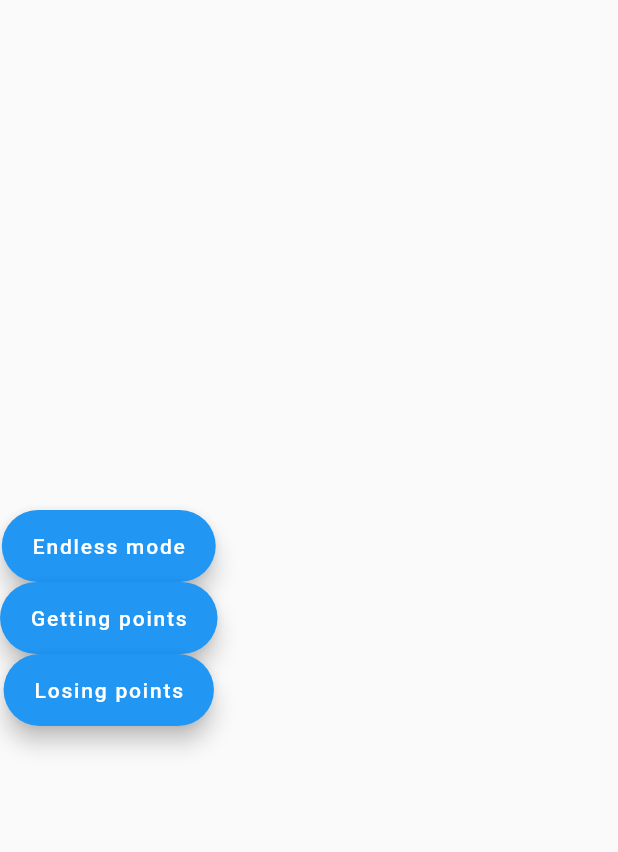
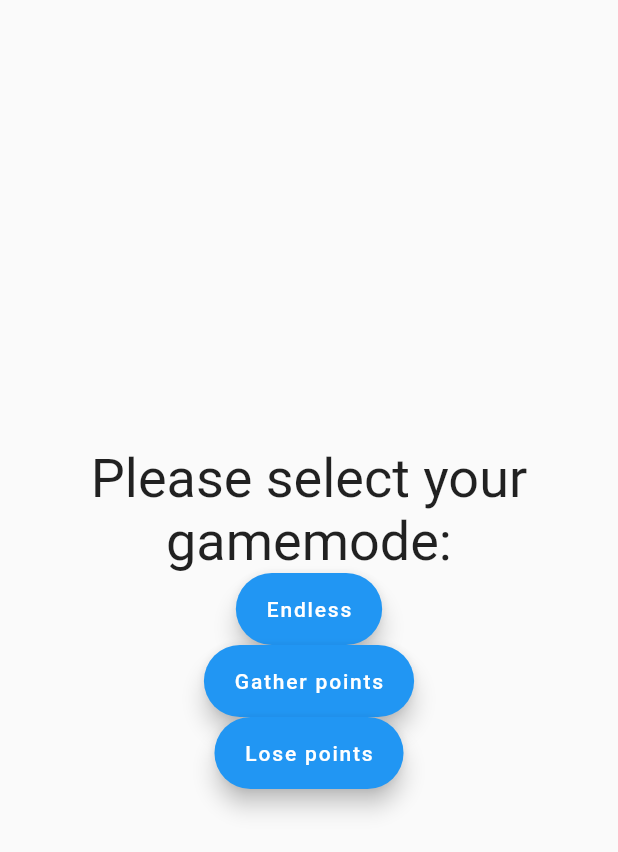
Before and after one commit to slashbored/sr_flutter2, a Flutter app: the modeSelectionPage screen opened directly, on a phone screen of 412 x 824 dp. Shown: the top 852 px of the screen. Run offline on Flutter 3.47's test engine with Material 2 defaults, Android fonts, the phone set to English and light mode, and no system bars; our stand-ins replace bloc, flutter_bloc, shared_preferences; accounts and stored records are empty.

Commit message:
endless mode starting

```diff
--- a/lib/modeSelectionPage.dart
+++ b/lib/modeSelectionPage.dart
@@ -21,6 +21,13 @@ class modeSelectionPageState extends State<modeSelectionPage> {
       body: new Column(
         mainAxisAlignment: MainAxisAlignment.center,
         children: <Widget>[
+          new Text(
+            S.of(context).modeTitle_headline,
+            style: TextStyle(
+              fontSize: 36
+            ),
+            textAlign: TextAlign.center,
+          ),
           new FloatingActionButton.extended(
             heroTag: "endless",
             onPressed: () {
@@ -28,27 +35,27 @@ class modeSelectionPageState extends State<modeSelectionPage> {
               upStream.add(json.encode({'type':'startGame','content':''}));
             },
             label: Text(
-              "Endless mode"
+              S.of(context).modeTitle_endless
             )
           ),
           new FloatingActionButton.extended(
             heroTag: "reachPoints",
             onPressed: () {
-              upStream.add(json.encode({'type':'startGame','content':'reachPoints'}));
-              upStream.add(json.encode({'type':'startGame','content':''}));
+              //upStream.add(json.encode({'type':'setMode','content':'reachPoints'}));
+              //upStream.add(json.encode({'type':'startGame','content':''}));
             },
             label: Text(
-              "Getting points"
+              S.of(context).modeTitle_reach
             )
           ),
           new FloatingActionButton.extended(
               heroTag: "losePoints",
             onPressed: () {
-              upStream.add(json.encode({'type':'startGame','content':'losePoints'}));
-              upStream.add(json.encode({'type':'startGame','content':''}));
+              //upStream.add(json.encode({'type':'setMode','content':'losePoints'}));
+              //upStream.add(json.encode({'type':'startGame','content':''}));
             },
             label: Text(
-              "Losing points"
+              S.of(context).modeTitle_lose
             )
           )
         ],
--- a/res/values/strings_de.arb
+++ b/res/values/strings_de.arb
@@ -27,5 +27,9 @@
   "FGTimerDone": "Fertig!",
   "pleaseEnterValidNumber": "Bitte gib eine korrekte Zahl an.",
   "waitingForOthersToInput": "Warte auf Eingaben der anderen Spieler..",
-  "comparisonDraw": "Unentschieden!"
+  "comparisonDraw": "Unentschieden!",
+  "modeTitle_headline": "Bitte wähle euren Spielmodus aus:",
+  "modeTitle_endless": "Endlos",
+  "modeTitle_reach": "Punkte sammeln",
+  "modeTitle_lose": "Punkte loswerden"
 }
--- a/res/values/strings_en.arb
+++ b/res/values/strings_en.arb
@@ -27,5 +27,9 @@
   "FGTimerDone": "Done!",
   "pleaseEnterValidNumber": "Please enter a valid number.",
   "waitingForOthersToInput": "Waiting for the others to input..",
-  "comparisonDraw": "It's a draw!"
+  "comparisonDraw": "It's a draw!",
+  "modeTitle_headline": "Please select your gamemode:",
+  "modeTitle_endless": "Endless",
+  "modeTitle_reach": "Gather points",
+  "modeTitle_lose": "Lose points"
 }
```
Also changed, not shown: lib/taskViewThirdRow.dart (+80 -11 lines), lib/generated/i18n.dart.
